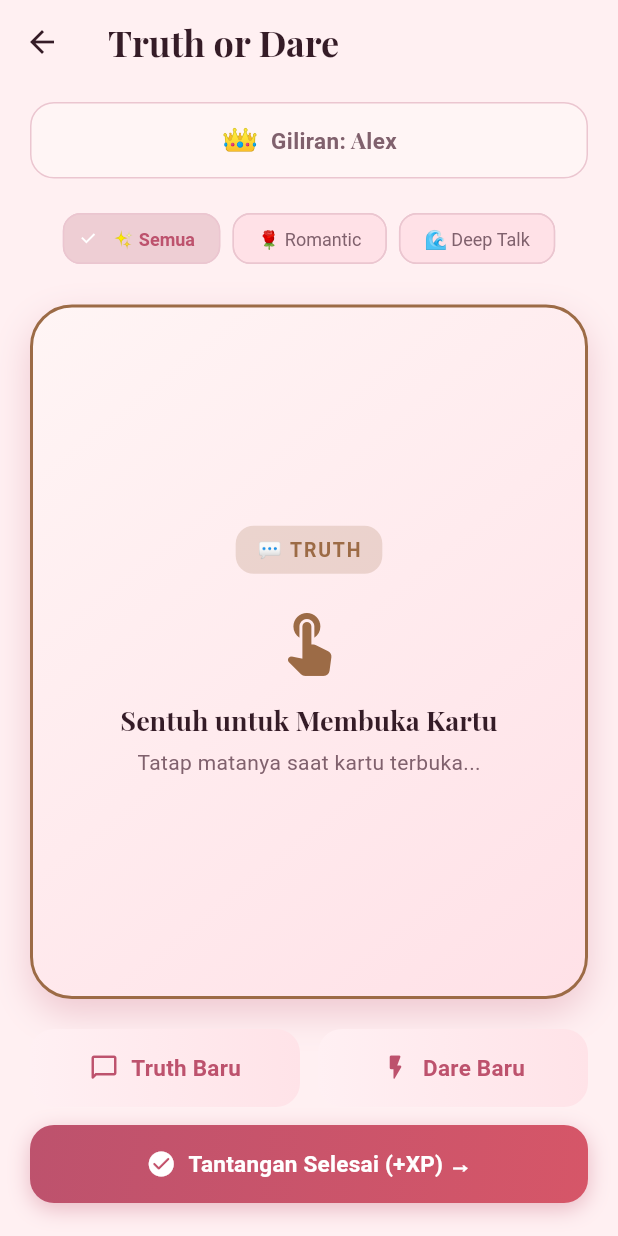
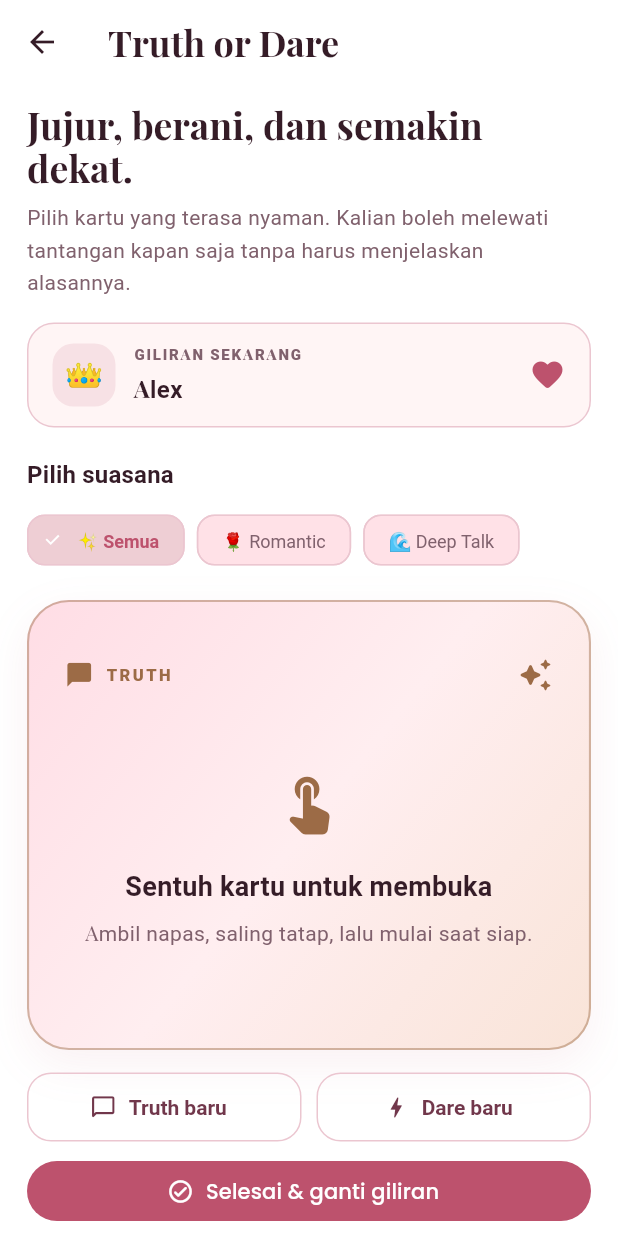
Before and after one commit to itsnotdeon/ignitecougames, a Flutter app: the TruthOrDareScreen screen opened directly, on a phone screen of 412 x 824 dp. Run offline on Flutter 3.47's test engine with Material 3 defaults, Android fonts, the phone set to English and light mode, and no system bars; our stand-ins replace google_fonts, shared_preferences; accounts and stored records are empty.

Commit message:
Rebuild Truth or Dare with responsive premium card and clearer turn controls

```diff
--- a/lib/screens/play/truth_or_dare_screen.dart
+++ b/lib/screens/play/truth_or_dare_screen.dart
@@ -74,45 +74,71 @@ class _TruthOrDareScreenState extends State<TruthOrDareScreen> {
     final couple = context.watch<CoupleProvider>().profile;
     final activePartner = _currentTurn == 1 ? couple.partner1 : couple.partner2;
     final activeEmoji = _currentTurn == 1 ? couple.emoji1 : couple.emoji2;
+    final primary = isAfterDark ? AppColors.darkAccent : AppColors.normalPrimary;
+    final muted = isAfterDark ? AppColors.darkTextMuted : AppColors.normalTextMuted;
+    final foreground = isAfterDark ? AppColors.darkText : AppColors.normalText;
+    final surface = isAfterDark ? AppColors.darkCard : AppColors.normalCard;
+    final cardTypeColor = _currentCard?.type == CardType.dare
+        ? (isAfterDark ? AppColors.darkAccent : AppColors.normalPrimary)
+        : (isAfterDark ? AppColors.darkSecondary : AppColors.normalSecondary);
 
     return Scaffold(
-      appBar: AppBar(
-        title: const Text('Truth or Dare'),
+      backgroundColor: Colors.transparent,
+      appBar: AppBar(title: const Text('Truth or Dare')),
+      body: SafeArea(
+        child: ListView(
+          padding: const EdgeInsets.fromLTRB(18, 12, 18, 28),
+          children: [
+            Center(
+              child: ConstrainedBox(
+                constraints: const BoxConstraints(maxWidth: 720),
+                child: Column(
+                  crossAxisAlignment: CrossAxisAlignment.stretch,
+                  children: [
+                    Text('Jujur, berani, dan semakin dekat.', style: Theme.of(context).textTheme.headlineMedium),
+                    const SizedBox(height: 8),
+                    Text(
+                      'Pilih kartu yang terasa nyaman. Kalian boleh melewati tantangan kapan saja tanpa harus menjelaskan alasannya.',
+                      style: TextStyle(color: muted, height: 1.5),
                     ),
-      body: SafeArea(
-        child: Padding(
-          padding: const EdgeInsets.symmetric(horizontal: 20, vertical: 12),
-          child: Column(
-            children: [
-              // --- TURN INDICATOR ---
+                    const SizedBox(height: 16),
                     Container(
-                padding: const EdgeInsets.symmetric(horizontal: 16, vertical: 10),
+                      padding: const EdgeInsets.symmetric(horizontal: 16, vertical: 13),
                       decoration: BoxDecoration(
-                  color: (isAfterDark ? AppColors.darkCard : AppColors.normalCard),
-                  borderRadius: BorderRadius.circular(16),
-                  border: Border.all(
-                    color: (isAfterDark ? AppColors.darkBorder : AppColors.normalBorder),
-                  ),
+                        color: surface,
+                        borderRadius: BorderRadius.circular(18),
+                        border: Border.all(color: isAfterDark ? AppColors.darkBorder : AppColors.normalBorder),
                       ),
                       child: Row(
-                  mainAxisAlignment: MainAxisAlignment.center,
                         children: [
-                    Text(activeEmoji, style: const TextStyle(fontSize: 20)),
-                    const SizedBox(width: 8),
-                    Text(
-                      'Giliran: $activePartner',
-                      style: const TextStyle(
-                        fontWeight: FontWeight.bold,
-                        fontSize: 15,
+                          Container(
+                            width: 42,
+                            height: 42,
+                            alignment: Alignment.center,
+                            decoration: BoxDecoration(
+                              color: primary.withValues(alpha: 0.12),
+                              borderRadius: BorderRadius.circular(14),
                             ),
+                            child: Text(activeEmoji, style: const TextStyle(fontSize: 21)),
                           ),
+                          const SizedBox(width: 12),
+                          Expanded(
+                            child: Column(
+                              crossAxisAlignment: CrossAxisAlignment.start,
+                              children: [
+                                Text('GILIRAN SEKARANG', style: TextStyle(color: muted, fontSize: 10, letterSpacing: 1.2, fontWeight: FontWeight.w800)),
+                                const SizedBox(height: 3),
+                                Text(activePartner, style: TextStyle(color: foreground, fontWeight: FontWeight.w700, fontSize: 16)),
                               ],
                             ),
                           ),
-
-              const SizedBox(height: 16),
-
-              // --- CATEGORY FILTER CHIPS ---
+                          Icon(Icons.favorite_rounded, color: primary),
+                        ],
+                      ),
+                    ),
+                    const SizedBox(height: 18),
+                    Text('Pilih suasana', style: Theme.of(context).textTheme.titleMedium),
+                    const SizedBox(height: 8),
                     SingleChildScrollView(
                       scrollDirection: Axis.horizontal,
                       child: Row(
@@ -129,159 +155,112 @@ class _TruthOrDareScreenState extends State<TruthOrDareScreen> {
                         ],
                       ),
                     ),
-
-              const SizedBox(height: 20),
-
-              // --- THE CARD ---
-              Expanded(
-                child: Center(
-                  child: GestureDetector(
-                    onTap: () {
-                      setState(() {
-                        _cardRevealed = !_cardRevealed;
-                      });
-                    },
+                    const SizedBox(height: 16),
+                    GestureDetector(
+                      onTap: () => setState(() => _cardRevealed = !_cardRevealed),
                       child: AnimatedContainer(
-                      duration: const Duration(milliseconds: 300),
-                      width: double.infinity,
-                      padding: const EdgeInsets.all(26),
+                        duration: const Duration(milliseconds: 260),
+                        curve: Curves.easeOutCubic,
+                        constraints: const BoxConstraints(minHeight: 300),
+                        padding: const EdgeInsets.all(24),
                         decoration: BoxDecoration(
-                        gradient: isAfterDark
-                            ? const LinearGradient(
-                                colors: [Color(0xFF281438), Color(0xFF190B24)],
+                          gradient: LinearGradient(
                             begin: Alignment.topLeft,
                             end: Alignment.bottomRight,
-                              )
-                            : const LinearGradient(
-                                colors: [AppColors.normalCard, AppColors.normalHighlight],
-                                begin: Alignment.topLeft,
-                                end: Alignment.bottomRight,
+                            colors: isAfterDark
+                                ? const [Color(0xFF442038), Color(0xFF211326), Color(0xFF17101E)]
+                                : const [Color(0xFFFFDDE5), Color(0xFFFFEEF0), Color(0xFFF9E4D8)],
                           ),
                           borderRadius: BorderRadius.circular(28),
-                        border: Border.all(
-                          color: _currentCard?.type == CardType.dare
-                              ? (isAfterDark ? AppColors.darkAccent : AppColors.normalPrimary)
-                              : (isAfterDark ? AppColors.darkSecondary : AppColors.normalSecondary),
-                          width: 2,
-                        ),
+                          border: Border.all(color: cardTypeColor.withValues(alpha: 0.45), width: 1.4),
                           boxShadow: [
                             BoxShadow(
-                            color: (isAfterDark ? AppColors.darkPrimary : AppColors.normalPrimary)
-                                .withValues(alpha: 0.25),
-                            blurRadius: 20,
+                              color: primary.withValues(alpha: isAfterDark ? 0.12 : 0.08),
+                              blurRadius: 24,
                               offset: const Offset(0, 10),
                             ),
                           ],
                         ),
                         child: Column(
                           mainAxisAlignment: MainAxisAlignment.center,
+                          crossAxisAlignment: CrossAxisAlignment.stretch,
                           children: [
-                          // Card Type Badge
-                          Container(
-                            padding: const EdgeInsets.symmetric(horizontal: 14, vertical: 6),
-                            decoration: BoxDecoration(
-                              color: (_currentCard?.type == CardType.dare
-                                      ? (isAfterDark ? AppColors.darkPrimary : AppColors.normalPrimary)
-                                      : (isAfterDark ? AppColors.darkSecondary : AppColors.normalSecondary))
-                                  .withValues(alpha: 0.2),
-                              borderRadius: BorderRadius.circular(12),
+                            Row(
+                              children: [
+                                Icon(_currentCard?.type == CardType.dare ? Icons.bolt_rounded : Icons.chat_bubble_rounded, color: cardTypeColor, size: 19),
+                                const SizedBox(width: 8),
+                                Text(
+                                  _currentCard?.type == CardType.dare ? 'DARE' : 'TRUTH',
+                                  style: TextStyle(color: cardTypeColor, fontSize: 11, letterSpacing: 1.6, fontWeight: FontWeight.w900),
                                 ),
-                            child: Text(
-                              _currentCard?.type == CardType.dare ? '🔥 DARE' : '💬 TRUTH',
-                              style: TextStyle(
-                                fontWeight: FontWeight.bold,
-                                fontSize: 13,
-                                letterSpacing: 1.2,
-                                color: _currentCard?.type == CardType.dare
-                                    ? (isAfterDark ? AppColors.darkAccent : AppColors.normalPrimary)
-                                    : (isAfterDark ? AppColors.darkSecondary : AppColors.normalSecondary),
-                              ),
-                            ),
+                                const Spacer(),
+                                Icon(Icons.auto_awesome_rounded, color: isAfterDark ? AppColors.gold : AppColors.normalSecondary),
+                              ],
                             ),
                             const SizedBox(height: 24),
-
-                          // Text Content
                             if (_cardRevealed) ...[
                               Text(
-                              _currentCard?.text ?? 'Sentuh kartu untuk membuka...',
+                                _currentCard?.text ?? 'Kartu belum tersedia.',
                                 textAlign: TextAlign.center,
-                              style: Theme.of(context).textTheme.displayMedium?.copyWith(
-                                fontSize: 20,
-                                fontWeight: FontWeight.w600,
-                                height: 1.4,
+                                style: TextStyle(color: foreground, fontSize: 21, height: 1.45, fontWeight: FontWeight.w700),
                               ),
-                            ),
-                            const SizedBox(height: 20),
-                            Text(
-                              'Reward: +${_currentCard?.xpReward ?? 20} XP',
-                              style: TextStyle(
-                                fontSize: 13,
-                                fontWeight: FontWeight.w600,
-                                color: isAfterDark ? AppColors.darkAccent : AppColors.normalPrimary,
+                              const SizedBox(height: 22),
+                              Center(
+                                child: Container(
+                                  padding: const EdgeInsets.symmetric(horizontal: 12, vertical: 7),
+                                  decoration: BoxDecoration(color: surface.withValues(alpha: 0.78), borderRadius: BorderRadius.circular(30)),
+                                  child: Text('+${_currentCard?.xpReward ?? 20} XP jika diselesaikan', style: TextStyle(color: muted, fontSize: 12, fontWeight: FontWeight.w600)),
                                 ),
                               ),
                             ] else ...[
-                            Icon(
-                              Icons.touch_app_rounded,
-                              size: 48,
-                              color: isAfterDark ? AppColors.darkAccent : AppColors.normalSecondary,
-                            ),
-                            const SizedBox(height: 14),
-                            Text(
-                              'Sentuh untuk Membuka Kartu',
-                              style: Theme.of(context).textTheme.titleLarge?.copyWith(
-                                fontSize: 18,
-                              ),
-                            ),
-                            const SizedBox(height: 6),
-                            Text(
-                              'Tatap matanya saat kartu terbuka...',
-                              style: Theme.of(context).textTheme.bodyMedium,
-                            ),
+                              const SizedBox(height: 30),
+                              Icon(Icons.touch_app_rounded, size: 44, color: cardTypeColor),
+                              const SizedBox(height: 16),
+                              Text('Sentuh kartu untuk membuka', textAlign: TextAlign.center, style: TextStyle(color: foreground, fontSize: 18, fontWeight: FontWeight.w700)),
+                              const SizedBox(height: 8),
+                              Text('Ambil napas, saling tatap, lalu mulai saat siap.', textAlign: TextAlign.center, style: TextStyle(color: muted, height: 1.4)),
+                              const SizedBox(height: 30),
                             ],
                           ],
                         ),
                       ),
                     ),
-                ),
-              ),
-
-              const SizedBox(height: 20),
-
-              // --- ACTION BUTTONS ---
+                    const SizedBox(height: 14),
                     Row(
                       children: [
                         Expanded(
-                    child: GradientButton(
-                      text: 'Truth Baru',
-                      icon: Icons.chat_bubble_outline_rounded,
-                      isSecondary: true,
+                          child: OutlinedButton.icon(
                             onPressed: () => _drawRandomCard(type: CardType.truth),
+                            icon: const Icon(Icons.chat_bubble_outline_rounded),
+                            label: const Text('Truth baru'),
                           ),
                         ),
-                  const SizedBox(width: 12),
+                        const SizedBox(width: 10),
                         Expanded(
-                    child: GradientButton(
-                      text: 'Dare Baru',
-                      icon: Icons.flash_on_rounded,
-                      isSecondary: true,
+                          child: OutlinedButton.icon(
                             onPressed: () => _drawRandomCard(type: CardType.dare),
+                            icon: const Icon(Icons.bolt_rounded),
+                            label: const Text('Dare baru'),
                           ),
                         ),
                       ],
                     ),
-              const SizedBox(height: 12),
-              SizedBox(
-                width: double.infinity,
-                child: GradientButton(
-                  text: 'Tantangan Selesai (+XP) →',
-                  icon: Icons.check_circle_rounded,
+                    const SizedBox(height: 8),
+                    FilledButton.icon(
                       onPressed: _completeChallenge,
+                      icon: const Icon(Icons.check_circle_outline_rounded),
+                      label: const Text('Selesai & ganti giliran'),
+                    ),
+                    const SizedBox(height: 8),
+                    Text(
+                      'Hadiah XP diberikan saat kalian menandai tantangan selesai. Persetujuan dan kenyamanan kalian tetap lebih penting daripada menyelesaikan kartu.',
+                      style: TextStyle(color: muted, fontSize: 12, height: 1.45),
+                    ),
+                  ],
                 ),
               ),
-              const SizedBox(height: 10),
+            ),
           ],
-          ),
         ),
       ),
     );
```
Lines whose indentation alone changed are shown as unchanged.
